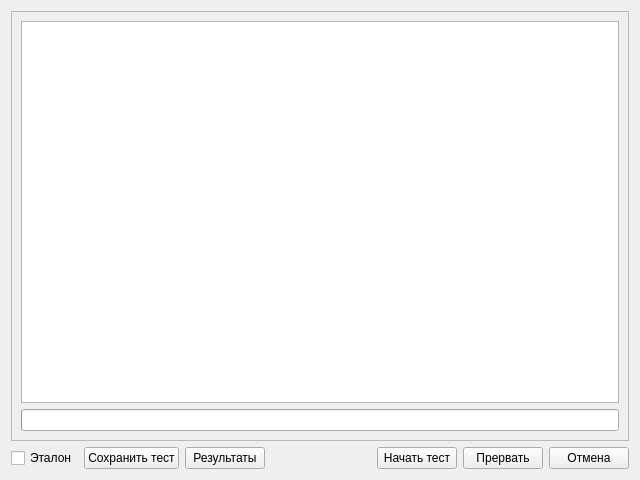
firef0xff/SSHGS01, file test_runner.ui: the form before one commit.
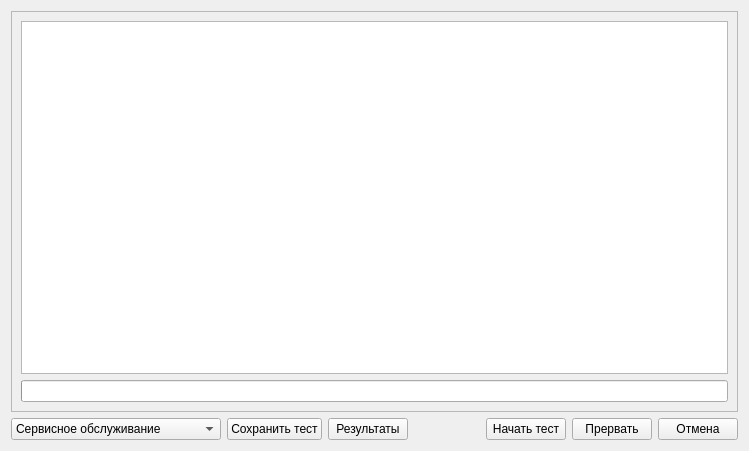
The form after the commit.

What changed in the file:
```diff
--- a/test_runner.ui
+++ b/test_runner.ui
@@ -6,8 +6,8 @@
    <rect>
     <x>0</x>
     <y>0</y>
-    <width>640</width>
-    <height>480</height>
+    <width>749</width>
+    <height>451</height>
    </rect>
   </property>
   <property name="windowTitle">
@@ -24,8 +24,8 @@
        <rect>
         <x>0</x>
         <y>0</y>
-        <width>620</width>
-        <height>423</height>
+        <width>729</width>
+        <height>394</height>
        </rect>
       </property>
       <layout class="QVBoxLayout" name="verticalLayout">
@@ -107,10 +107,31 @@
       </widget>
      </item>
      <item row="2" column="0">
-      <widget class="QCheckBox" name="Etalone">
-       <property name="text">
-        <string>Эталон</string>
+      <widget class="QComboBox" name="ReportType">
+       <property name="minimumSize">
+        <size>
+         <width>210</width>
+         <height>0</height>
+        </size>
        </property>
+       <property name="currentIndex">
+        <number>2</number>
+       </property>
+       <item>
+        <property name="text">
+         <string>Эталон</string>
+        </property>
+       </item>
+       <item>
+        <property name="text">
+         <string>Входной контроль</string>
+        </property>
+       </item>
+       <item>
+        <property name="text">
+         <string>Сервисное обслуживание</string>
+        </property>
+       </item>
       </widget>
      </item>
     </layout>
```
Left out of the diff: 28 changed lines with no effect on the pictures.
